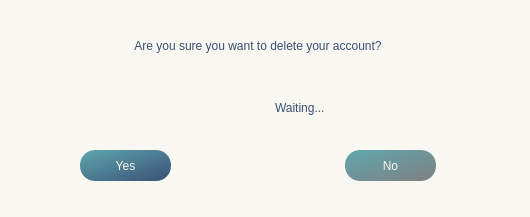
Qt form GUI/SymposiumGui/deleteaccount.ui (RickZack/Symposium) before a commit.
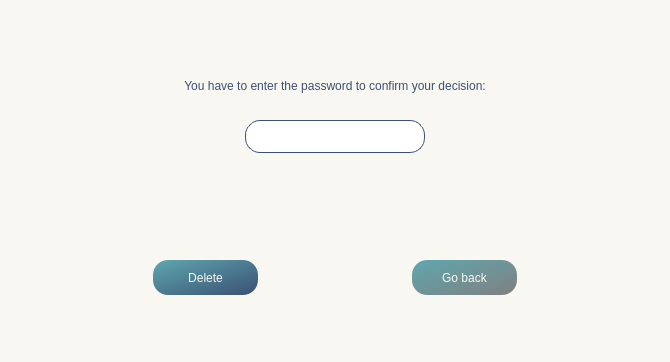
The same form after that commit. Icons and pictures are not drawn.

Commit message:
GUI modifica del delete user
modifica dell'inserimento della password nella finestra delete user+prova della modifica della finestra del cambio informazioni

```diff
--- a/GUI/SymposiumGui/deleteaccount.ui
+++ b/GUI/SymposiumGui/deleteaccount.ui
@@ -6,8 +6,8 @@
    <rect>
     <x>0</x>
     <y>0</y>
-    <width>530</width>
-    <height>217</height>
+    <width>670</width>
+    <height>362</height>
    </rect>
   </property>
   <property name="windowTitle">
@@ -23,10 +23,10 @@
   <widget class="QPushButton" name="cancel">
    <property name="geometry">
     <rect>
-     <x>345</x>
-     <y>150</y>
-     <width>91</width>
-     <height>31</height>
+     <x>412</x>
+     <y>260</y>
+     <width>105</width>
+     <height>35</height>
     </rect>
    </property>
    <property name="styleSheet">
@@ -36,16 +36,16 @@
 border-radius:15px;</string>
    </property>
    <property name="text">
-    <string>No</string>
+    <string>Go back</string>
    </property>
   </widget>
   <widget class="QPushButton" name="delete_2">
    <property name="geometry">
     <rect>
-     <x>80</x>
-     <y>150</y>
-     <width>91</width>
-     <height>31</height>
+     <x>153</x>
+     <y>260</y>
+     <width>105</width>
+     <height>35</height>
     </rect>
    </property>
    <property name="styleSheet">
@@ -55,15 +55,15 @@
 border-radius:15px;</string>
    </property>
    <property name="text">
-    <string>Yes</string>
+    <string>Delete</string>
    </property>
   </widget>
   <widget class="QLabel" name="label">
    <property name="geometry">
     <rect>
-     <x>43</x>
-     <y>30</y>
-     <width>430</width>
+     <x>45</x>
+     <y>70</y>
+     <width>580</width>
      <height>31</height>
     </rect>
    </property>
@@ -72,7 +72,7 @@
 color: rgb(58, 80, 116); </string>
    </property>
    <property name="text">
-    <string>Are you sure you want to delete your account?</string>
+    <string>You have to enter the password to confirm your decision:</string>
    </property>
    <property name="alignment">
     <set>Qt::AlignCenter</set>
@@ -81,8 +81,8 @@
   <widget class="QLabel" name="gif">
    <property name="geometry">
     <rect>
-     <x>174</x>
-     <y>75</y>
+     <x>244</x>
+     <y>175</y>
      <width>61</width>
      <height>61</height>
     </rect>
@@ -94,8 +94,8 @@
   <widget class="QLabel" name="waiting">
    <property name="geometry">
     <rect>
-     <x>275</x>
-     <y>100</y>
+     <x>345</x>
+     <y>200</y>
      <width>81</width>
      <height>16</height>
     </rect>
@@ -108,6 +108,48 @@
     <string>Waiting...</string>
    </property>
   </widget>
+  <widget class="QLineEdit" name="password">
+   <property name="geometry">
+    <rect>
+     <x>245</x>
+     <y>120</y>
+     <width>180</width>
+     <height>33</height>
+    </rect>
+   </property>
+   <property name="styleSheet">
+    <string notr="true">background-color: white;
+color: rgb(58, 80, 116); 
+font: 11pt &quot;Baskerville Old Face&quot;;
+border-radius:15px;
+border-width: 1px; 
+border-style: solid;
+border-color: rgb(58, 80, 116); </string>
+   </property>
+   <property name="text">
+    <string/>
+   </property>
+  </widget>
+  <widget class="QLabel" name="haveto">
+   <property name="geometry">
+    <rect>
+     <x>20</x>
+     <y>180</y>
+     <width>630</width>
+     <height>51</height>
+    </rect>
+   </property>
+   <property name="styleSheet">
+    <string notr="true">font: 11pt &quot;Baskerville Old Face&quot;;
+color: red; </string>
+   </property>
+   <property name="text">
+    <string/>
+   </property>
+   <property name="alignment">
+    <set>Qt::AlignCenter</set>
+   </property>
+  </widget>
  </widget>
  <resources>
   <include location="resources.qrc"/>
```
The commit also changes 5 other files.
